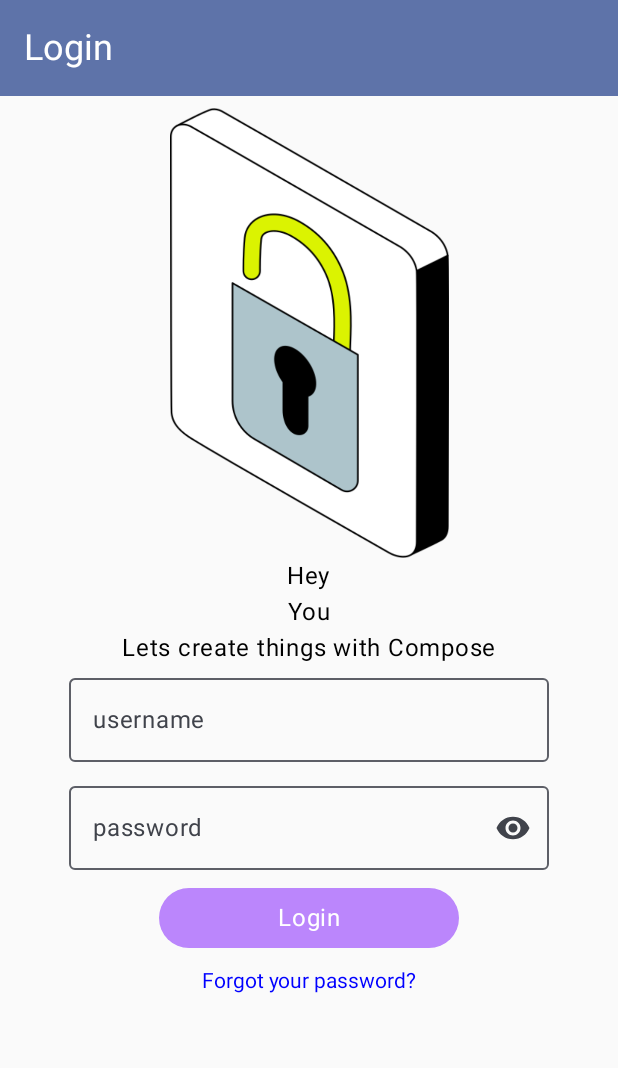
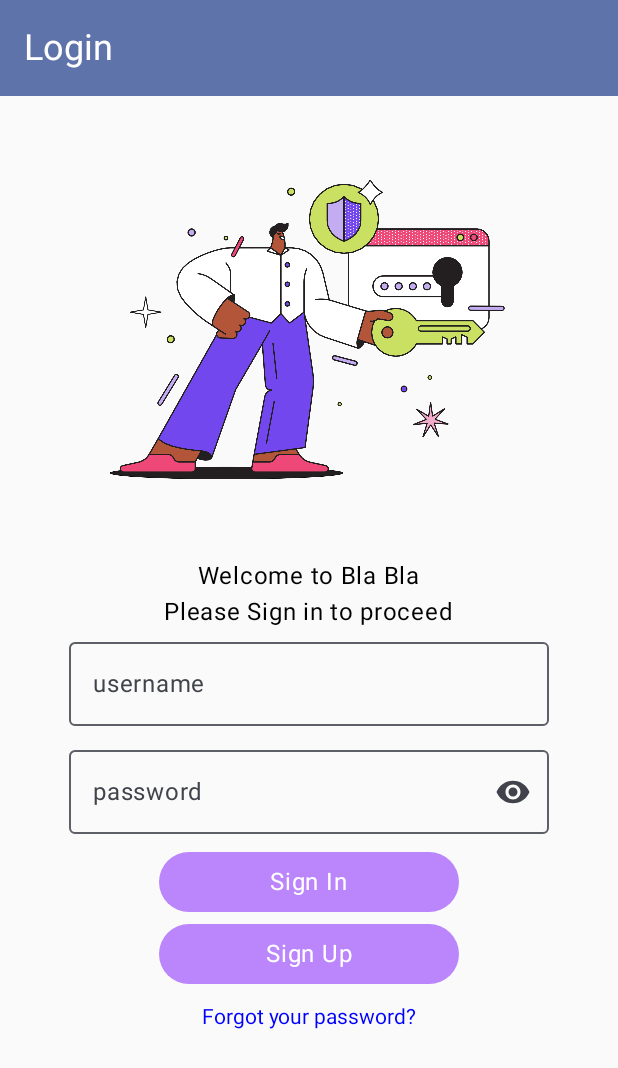
Before and after one commit to ngonimapfumo/compose-login, an Android app built with Jetpack Compose: the screen it shows after launch (MainActivity), on a phone screen of 412 x 824 dp. Shown: the top 1068 px of the screen. Run offline under Robolectric (Android 15) with nearby library versions, the phone set to English and light mode, and no system bars.

Commit message:
add a few Composables

```diff
--- a/app/src/main/java/com/ngonim/testlogin/ui/screen/WelcomeScreen.kt
+++ b/app/src/main/java/com/ngonim/testlogin/ui/screen/WelcomeScreen.kt
@@ -55,14 +55,13 @@ fun WelcomeScreen(
         )
         Spacer(modifier.height(8.dp))
         Image(
-            painter = painterResource(id = R.drawable.login),
+            painter = painterResource(id = R.drawable.key),
             contentDescription = "welcome",
             modifier = modifier.size(300.dp)
         )
 
-        Text(text = "Hey")
-        Text(text = "You")
-        Text(text = "Lets create things with Compose")
+        Text(text = "Welcome to Bla Bla")
+        Text(text = "Please Sign in to proceed")
         TextInputLayout(
             "username",
             modifier = modifier,
@@ -80,7 +79,7 @@ fun WelcomeScreen(
         )
         Spacer(Modifier.height(8.dp))
         ActionButton(
-            text = "Login",
+            text = "Sign In",
             isNavigationArrowVisible = false,
             onClicked = {
 
@@ -88,6 +87,21 @@ fun WelcomeScreen(
             },
             colors = ButtonColors(
                 containerColor = Color(context!!.resources.getColor(R.color.purple_200, null)),
+                contentColor = Color.White,
+                disabledContentColor = Color.Gray,
+                disabledContainerColor = Color.Gray
+            ),
+            shadowColor = Color.Blue
+        )
+        ActionButton(
+            text = "Sign Up",
+            isNavigationArrowVisible = false,
+            onClicked = {
+
+
+            },
+            colors = ButtonColors(
+                containerColor = Color(context.resources.getColor(R.color.purple_200, null)),
                 contentColor = Color.White,
                 disabledContentColor = Color.Gray,
                 disabledContainerColor = Color.Gray
```
Also changed, not shown: app/src/main/res/drawable/key.png (added).
